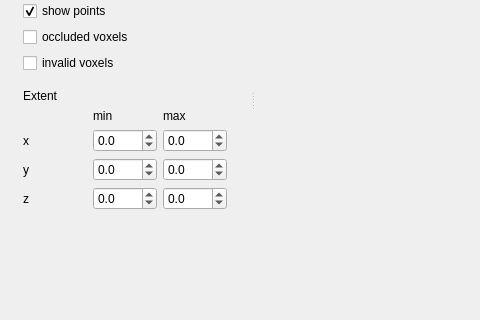
First picture: the form in src/VoxelizerMainFrame.ui, repository jbehley/voxelizer, before the edit; both pictures show x 0 to 480 and y 266 to 586 of the 972 by 724 pixel window.
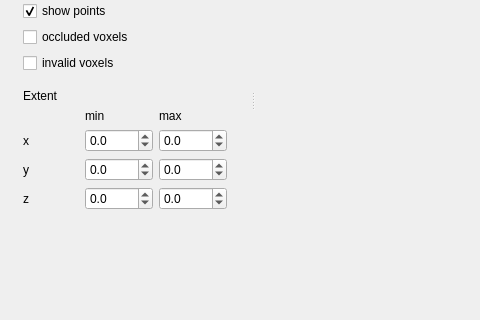
Second picture: the form after the edit. Custom widgets are drawn as their Qt base class.

Commit message: disable/enable settings while compute.

What changed in the file:
```diff
--- a/src/VoxelizerMainFrame.ui
+++ b/src/VoxelizerMainFrame.ui
@@ -351,7 +351,10 @@
               <number>1</number>
              </property>
              <property name="minimum">
-              <double>-100.000000000000000</double>
+              <double>-1000.000000000000000</double>
+             </property>
+             <property name="maximum">
+              <double>1000.000000000000000</double>
              </property>
             </widget>
            </item>
@@ -382,7 +385,10 @@
               <number>1</number>
              </property>
              <property name="minimum">
-              <double>-100.000000000000000</double>
+              <double>-1000.000000000000000</double>
+             </property>
+             <property name="maximum">
+              <double>1000.000000000000000</double>
              </property>
             </widget>
            </item>
@@ -392,7 +398,10 @@
               <number>1</number>
              </property>
              <property name="minimum">
-              <double>-100.000000000000000</double>
+              <double>-1000.000000000000000</double>
+             </property>
+             <property name="maximum">
+              <double>1000.000000000000000</double>
              </property>
             </widget>
            </item>
@@ -402,7 +411,10 @@
               <number>1</number>
              </property>
              <property name="minimum">
-              <double>-100.000000000000000</double>
+              <double>-1000.000000000000000</double>
+             </property>
+             <property name="maximum">
+              <double>1000.000000000000000</double>
              </property>
             </widget>
            </item>
@@ -412,7 +424,10 @@
               <number>1</number>
              </property>
              <property name="minimum">
-              <double>-100.000000000000000</double>
+              <double>-1000.000000000000000</double>
+             </property>
+             <property name="maximum">
+              <double>1000.000000000000000</double>
              </property>
             </widget>
            </item>
@@ -422,7 +437,10 @@
               <number>1</number>
              </property>
              <property name="minimum">
-              <double>-100.000000000000000</double>
+              <double>-1000.000000000000000</double>
+             </property>
+             <property name="maximum">
+              <double>1000.000000000000000</double>
              </property>
             </widget>
            </item>
```
The commit also changes 1 other file.
